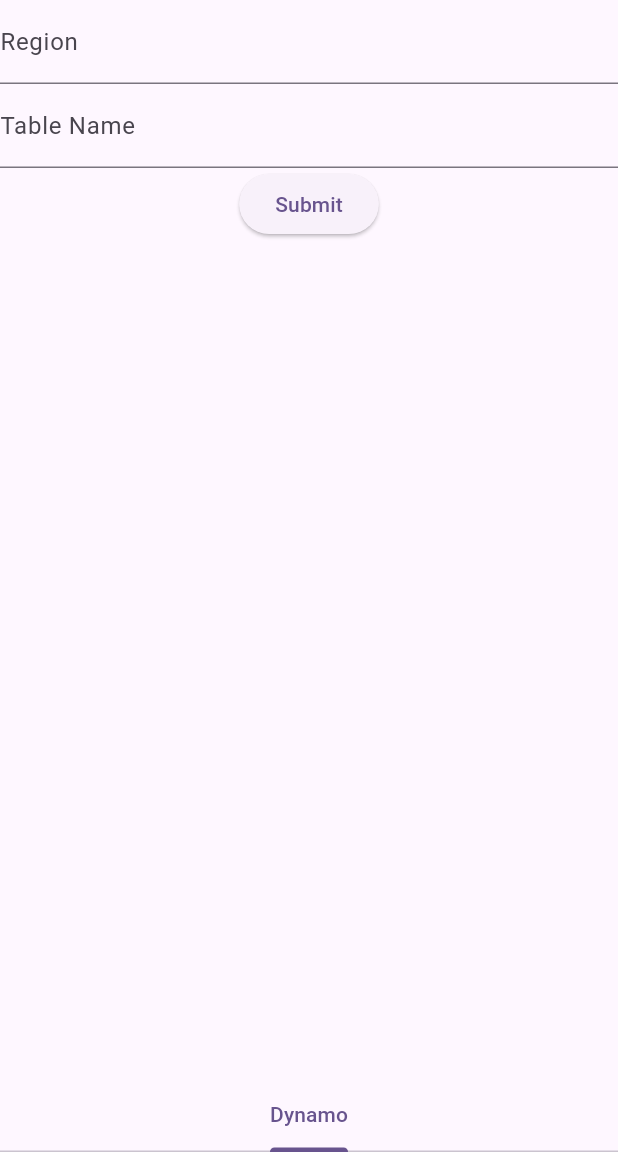
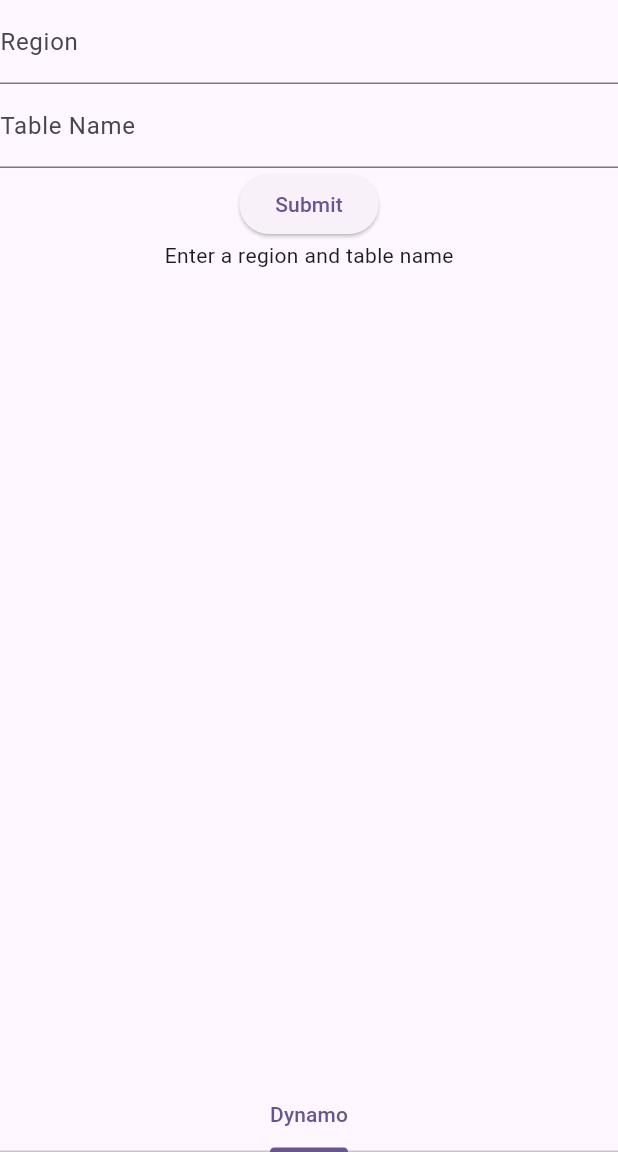
Before and after one commit to stefanhk31/aws_client, a Flutter app: the screen it shows after launch, on a phone screen of 412 x 824 dp, the part 84-1236 px from its top. Run offline on Flutter 3.47's test engine with Material 3 defaults, Android fonts, the phone set to English and light mode, and no system bars; missing offline and left inert: aws_common, aws_signature_v4.

Commit message:
basic dynamo example setup

```diff
--- a/example/lib/tabs/dynamo.dart
+++ b/example/lib/tabs/dynamo.dart
@@ -1,5 +1,8 @@
+import 'package:aws_client/aws_client.dart';
 import 'package:example/extensions/null_or_empty_extension.dart';
 import 'package:flutter/material.dart';
+
+enum Status { initial, loading, loaded, error }
 
 class Dynamo extends StatefulWidget {
   const Dynamo({super.key});
@@ -11,6 +14,10 @@ class Dynamo extends StatefulWidget {
 class DynamoState extends State<Dynamo> {
   String _region = '';
   String _tableName = '';
+  Status _status = Status.initial;
+  Map<String, dynamic> _result = {};
+  AwsClientException? _awsClientException;
+  AwsMalformedResponseException? _awsMalformedResponseException;
 
   @override
   Widget build(BuildContext context) {
@@ -49,11 +56,54 @@ class DynamoState extends State<Dynamo> {
           },
         ),
         ElevatedButton(
-          onPressed: () {
-            // TODO: Implement onSubmit function
+          onPressed: () async {
+            final client = AwsClient(region: _region);
+            try {
+              setState(() {
+                _status = Status.loading;
+              });
+              final result = await client.sendSignedRequest(
+                service: AWSService.dynamoDb,
+                method: AWSHttpMethod.get,
+                uri: Uri.parse(
+                    'https://dynamodb.$_region.amazonaws.com/$_tableName'),
+                fromJson: (json) => json,
+              );
+              setState(() {
+                _result = result;
+                _status = Status.loaded;
+              });
+            } on Exception catch (e) {
+              setState(() {
+                if (e is AwsClientException) {
+                  _awsClientException = e;
+                } else if (e is AwsMalformedResponseException) {
+                  _awsMalformedResponseException = e;
+                }
+                _status = Status.error;
+              });
+            }
           },
           child: const Text('Submit'),
         ),
+        switch (_status) {
+          Status.initial => const Text('Enter a region and table name'),
+          Status.loading => const CircularProgressIndicator(),
+          Status.loaded => Column(
+              children: [
+                for (final entry in _result.entries)
+                  Text('${entry.key} : ${entry.value.toString()}'),
+              ],
+            ),
+          Status.error => Expanded(
+              child: _awsClientException != null
+                  ? Text('An Error Occurred!\n '
+                      'Status Code: ${_awsClientException?.statusCode ?? 0}\n'
+                      '${_awsClientException?.body ?? _awsMalformedResponseException?.message}')
+                  : Text('An error occurred!\n '
+                      '${_awsMalformedResponseException?.message}'),
+            )
+        },
       ],
     );
   }
```
Also changed, not shown: example/pubspec.yaml (+4 -69 lines).
